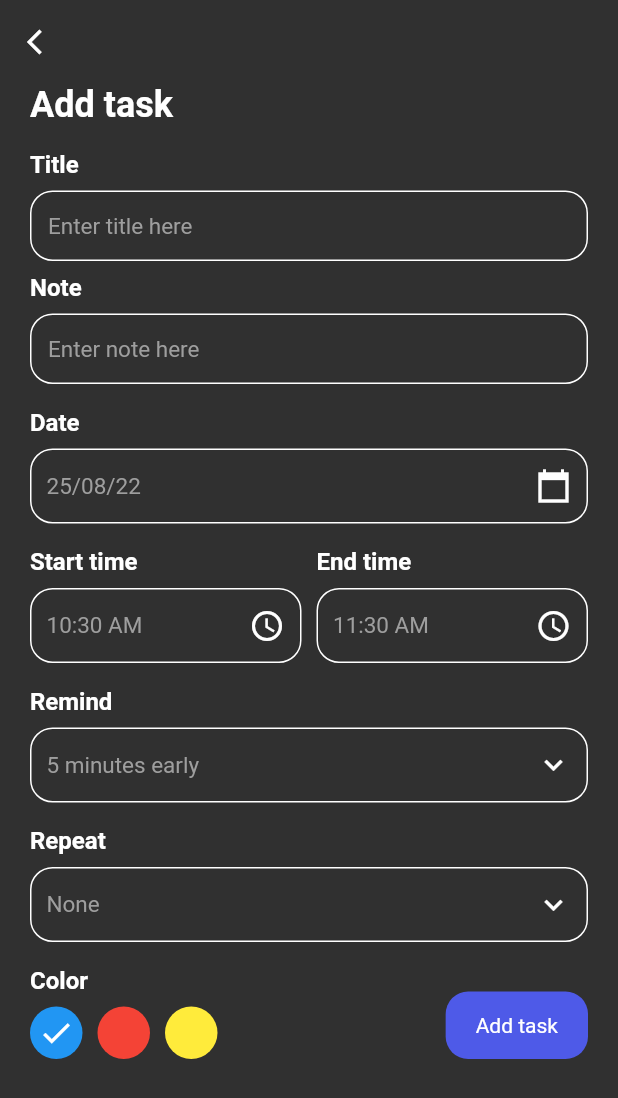
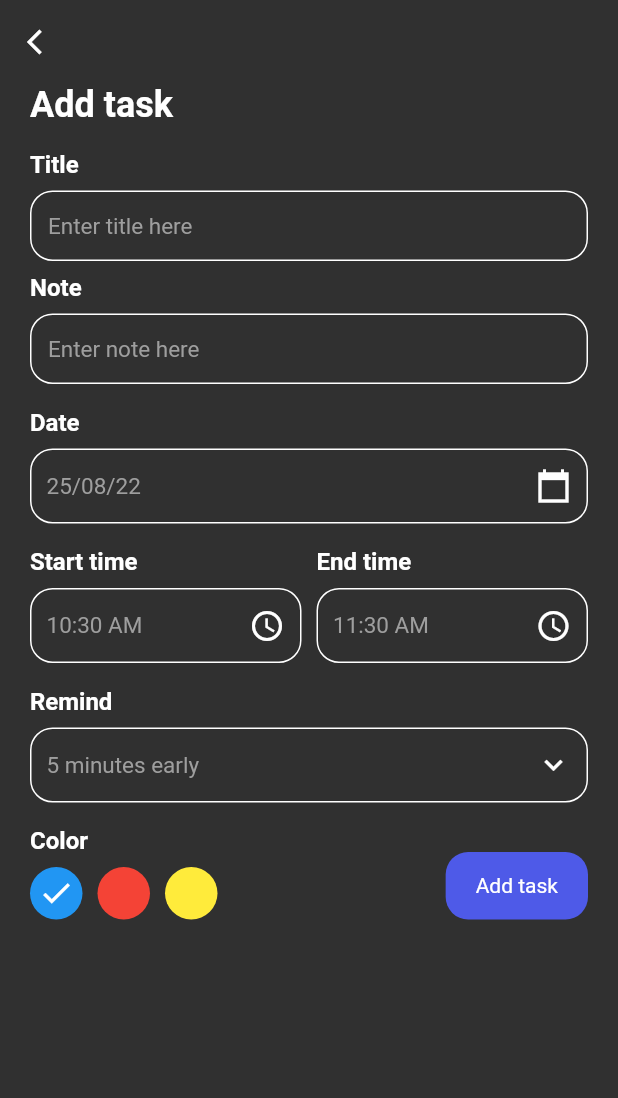
Before and after one commit to rutikeyone/todo-mobx, a Flutter app: the screen it shows after launch, after a tap on the "sunny" icon, after a tap on "Add task", on a phone screen of 412 x 824 dp. Shown: the top 1098 px of the screen. Run offline on Flutter 3.47's test engine with Material 2 defaults, Android fonts, the phone set to English and light mode, and no system bars; our stand-ins replace auto_route, date_picker_timeline, flutter_local_notifications, flutter_mobx, flutter_native_timezone, freezed_annotation and 6 more; accounts and stored records are empty; generated files the repository leaves out were written again.

Commit message:
Remove repeat

```diff
--- a/lib/app/store/add_task_store/add_task_store.dart
+++ b/lib/app/store/add_task_store/add_task_store.dart
@@ -9,7 +9,6 @@ import 'package:to_do/core/domain/entity/db_result.dart';
 import 'package:to_do/core/domain/entity/end_date_error.dart';
 import 'package:to_do/core/domain/entity/form_error.dart';
 import 'package:to_do/core/domain/entity/remind.dart';
-import 'package:to_do/core/domain/entity/repeat.dart';
 import 'package:to_do/core/domain/entity/start_date_error.dart';
 import 'package:to_do/core/domain/entity/task_color.dart';
 import 'package:to_do/core/domain/extension/time_of_day_ext.dart';
@@ -47,9 +46,6 @@ abstract class AddTaskStoreBase with Store {
 
   @observable
   Remind remind = const Remind.fiveMinutesEarly();
-
-  @observable
-  Repeat repeat = const Repeat.none();
 
   @observable
   TaskColor color = TaskColor.blue;
@@ -99,11 +95,6 @@ abstract class AddTaskStoreBase with Store {
   @action
   void changeRemind(Remind remind) {
     this.remind = remind;
-  }
-
-  @action
-  void changeRepeat(Repeat repeat) {
-    this.repeat = repeat;
   }
 
   @action
--- a/lib/app/ui/add_task/add_task_page.dart
+++ b/lib/app/ui/add_task/add_task_page.dart
@@ -3,7 +3,6 @@ import 'dart:async';
 import 'package:flutter/material.dart';
 import 'package:flutter_mobx/flutter_mobx.dart';
 import 'package:intl/intl.dart';
-import 'package:mobx/mobx.dart';
 import 'package:to_do/app/store/add_task_store/add_task_store.dart';
 import 'package:to_do/app/theme/custom_color.dart';
 import 'package:to_do/app/theme/custom_text_theme.dart';
@@ -15,7 +14,6 @@ import 'package:to_do/app/ui/dialog/custom_dialog_type_one.dart';
 import 'package:to_do/app/ui/widgets/todo_button_type_one.dart';
 import 'package:to_do/core/domain/entity/db_result.dart';
 import 'package:to_do/core/domain/entity/remind.dart';
-import 'package:to_do/core/domain/entity/repeat.dart';
 import 'package:to_do/core/domain/extension/list_ext.dart';
 import 'package:to_do/core/utils/add_task_utils.dart';
 
@@ -199,30 +197,6 @@ class _AddTaskPageState extends State<AddTaskPage> with AddTaskUtils {
                             ),
                           ),
                         ),
-                        Observer(
-                          builder: (_) => InfoPicker(
-                            width: MediaQuery.of(context).size.width,
-                            title: S.of(context).repeat,
-                            icon: Icon(
-                              Icons.keyboard_arrow_down,
-                              color: Theme.of(context)
-                                  .extension<CustomColor>()!
-                                  .iconColor1,
-                            ),
-                            value: parseRepeat(widget.store.repeat, context),
-                            onTap: () => showDialog(
-                              context: context,
-                              builder: (context) => CustomDialogTypeOne<Repeat>(
-                                title: S.of(context).repeat,
-                                items: repeatItems.toMap((e) =>
-                                    MapEntry(parseRepeat(e, context), e)),
-                                selectedItem: widget.store.repeat,
-                                onSelect: (value) =>
-                                    widget.store.changeRepeat(value),
-                              ),
-                            ),
-                          ),
-                        ),
                         Padding(
                           padding: const EdgeInsets.symmetric(vertical: 16),
                           child: Row(
--- a/lib/core/data/db/impl/task_db_impl.dart
+++ b/lib/core/data/db/impl/task_db_impl.dart
@@ -31,9 +31,8 @@ class TaskDatabaseImpl extends TaskDatabase {
         startTime TEXT NOT NULL,
         endTime TEXT NOT NULL,
         taskColor TEXT NOT NULL,
-        remind TEXT NOT NULL,
-        repeat TEXT NOT NULL
-      )
+        remind TEXT NOT NULL
+        )
       ''');
   }
 
--- a/lib/core/data/model/task.dart
+++ b/lib/core/data/model/task.dart
@@ -4,7 +4,6 @@ import 'package:flutter/material.dart';
 import 'package:freezed_annotation/freezed_annotation.dart';
 import 'package:to_do/app/store/add_task_store/add_task_store.dart';
 import 'package:to_do/core/domain/entity/remind.dart';
-import 'package:to_do/core/domain/entity/repeat.dart';
 import 'package:to_do/core/domain/entity/task_color.dart';
 import 'package:to_do/core/utils/custom_serializer.dart';
 
@@ -28,8 +27,6 @@ class Task with _$Task {
         required final TaskColor taskColor,
     @JsonKey(toJson: CustomSerializer.remindToJson, fromJson: CustomSerializer.jsonToRemind)
         required final Remind remind,
-    @JsonKey(toJson: CustomSerializer.repeatToJson, fromJson: CustomSerializer.jsonToRepeat)
-        required final Repeat repeat,
   }) = _Task;
 
   factory Task.fromJson(Map<String, dynamic> json) => _$TaskFromJson(json);
@@ -45,6 +42,5 @@ class Task with _$Task {
         endTime: addTaskStore.endTime,
         taskColor: addTaskStore.color,
         remind: addTaskStore.remind,
-        repeat: addTaskStore.repeat,
       );
 }
--- a/lib/core/domain/entity/repeat.dart
+++ /dev/null
@@ -1,14 +0,0 @@
-import 'package:freezed_annotation/freezed_annotation.dart';
-
-part 'repeat.freezed.dart';
-part 'repeat.g.dart';
-
-@freezed
-class Repeat with _$Repeat {
-  const factory Repeat.none() = RepeatNone;
-  const factory Repeat.daily() = RepeatDaily;
-  const factory Repeat.weekly() = RepeatWeekly;
-  const factory Repeat.monthly() = RepeatMonthly;
-
-  factory Repeat.fromJson(Map<String, dynamic> json) => _$RepeatFromJson(json);
-}
--- a/lib/core/utils/add_task_utils.dart
+++ b/lib/core/utils/add_task_utils.dart
@@ -4,7 +4,6 @@ import 'package:to_do/core/domain/entity/db_result.dart';
 import 'package:to_do/core/domain/entity/end_date_error.dart';
 import 'package:to_do/core/domain/entity/form_error.dart';
 import 'package:to_do/core/domain/entity/remind.dart';
-import 'package:to_do/core/domain/entity/repeat.dart';
 import 'package:to_do/core/domain/entity/start_date_error.dart';
 import 'package:to_do/core/domain/entity/task_color.dart';
 import 'package:to_do/core/utils/easy_snackbar.dart';
@@ -16,13 +15,6 @@ class AddTaskUtils {
         Remind.tenMinutesEarly(),
         Remind.fifteenMinutesEarly(),
         Remind.twentyMinutesEarly(),
-      ];
-
-  List<Repeat> get repeatItems => const [
-        Repeat.none(),
-        Repeat.daily(),
-        Repeat.weekly(),
-        Repeat.monthly(),
       ];
 
   List<TaskColor> get colors => [
@@ -66,15 +58,6 @@ class AddTaskUtils {
     );
   }
 
-  String parseRepeat(Repeat repeat, BuildContext context) {
-    return repeat.when(
-      none: () => S.of(context).none,
-      daily: () => S.of(context).daily,
-      weekly: () => S.of(context).weekly,
-      monthly: () => S.of(context).monthly,
-    );
-  }
-
   void showDbResultReaction(BuildContext context, DbResult? result) {
     final easySnackbar = EasySnackbar.of(context: context);
     result?.when(
--- a/lib/core/utils/custom_serializer.dart
+++ b/lib/core/utils/custom_serializer.dart
@@ -2,7 +2,6 @@ import 'dart:convert';
 
 import 'package:flutter/material.dart';
 import 'package:to_do/core/domain/entity/remind.dart';
-import 'package:to_do/core/domain/entity/repeat.dart';
 import 'package:to_do/core/domain/entity/task_color.dart';
 
 const colorValue = 'color';
@@ -10,10 +9,6 @@ const hourValue = 'hour';
 const minuteValue = 'minute';
 
 class CustomSerializer {
-  static String repeatToJson(Repeat repeat) => jsonEncode(repeat.toJson());
-
-  static Repeat jsonToRepeat(dynamic json) => Repeat.fromJson(jsonDecode(json));
-
   static String remindToJson(Remind remind) => jsonEncode(remind.toJson());
 
   static Remind jsonToRemind(dynamic json) => Remind.fromJson(jsonDecode(json));
```
Also changed, not shown: lib/app/store/add_task_store/add_task_store.g.dart, lib/core/data/model/task.freezed.dart, lib/core/data/model/task.g.dart, lib/core/domain/entity/repeat.freezed.dart (deleted), lib/core/domain/entity/repeat.g.dart (deleted).
